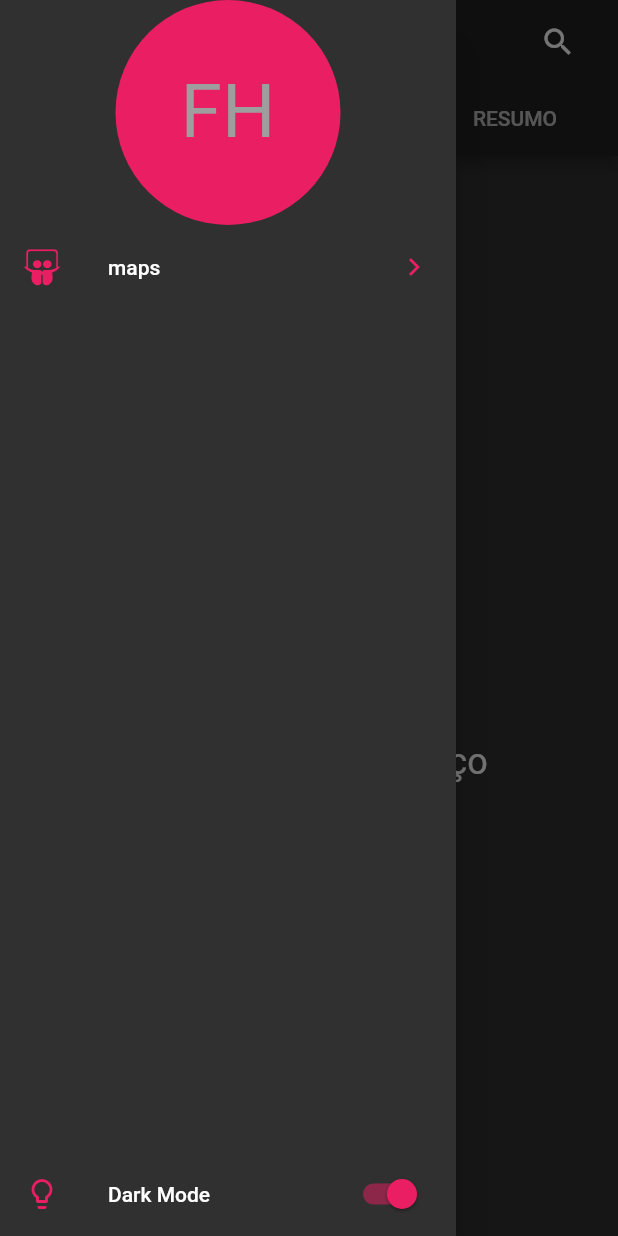
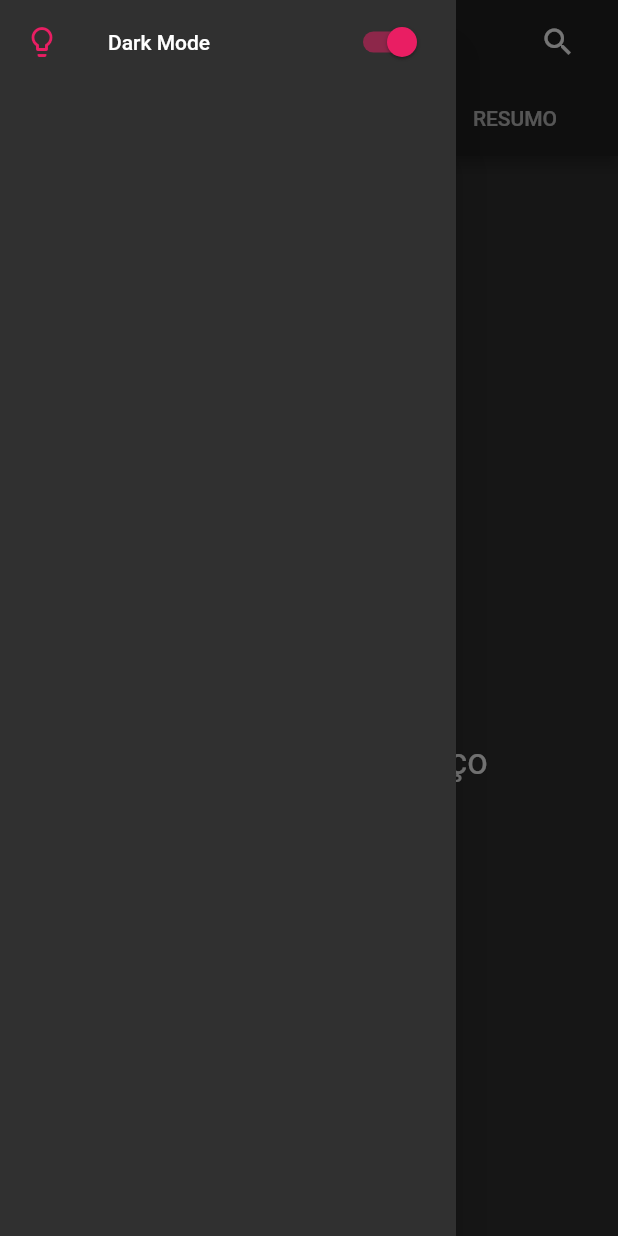
Before and after one commit to SergioColetto/project-flexbox-br, a Flutter app: the screen it shows after launch, with the side drawer open, on a phone screen of 412 x 824 dp. Run offline on Flutter 3.47's test engine with Material 2 defaults, Android fonts, the phone set to English and light mode, and no system bars; our stand-ins replace flutter_dotenv, flutter_slidable, font_awesome_flutter, geolocator, google_maps_flutter, permission_handler and 1 more; missing offline and left inert: flutter_mapbox_navigation, flutter_skeleton, http_interceptor, vexana; statements that could not run were skipped.

Commit message:
dark mode

```diff
--- a/lib/pages/main_page.dart
+++ b/lib/pages/main_page.dart
@@ -32,7 +32,7 @@ class MainPage extends StatelessWidget {
                 children: <Widget>[
                   Expanded(
                     child: Center(
-                      child: Text("Flex Box"),
+                      child: Text("Flex Delivery"),
                     ),
                   ),
                   IconButton(
@@ -104,27 +104,18 @@ class _MenuPrincipal extends StatelessWidget {
       child: Container(
         child: Column(
           children: <Widget>[
+            // Expanded(child: _ListaOpciones()),
             SafeArea(
-              child: Container(
-                width: double.infinity,
-                height: 150,
-                child: CircleAvatar(
-                  backgroundColor: accentColor,
-                  child: Text(
-                    'FH',
-                    style: TextStyle(fontSize: 50),
-                  ),
+              child: Expanded(
+                child: ListTile(
+                  leading: Icon(Icons.lightbulb_outline, color: accentColor),
+                  title: Text('Dark Mode'),
+                  trailing: Switch.adaptive(
+                      value: appTheme.darkTheme,
+                      activeColor: accentColor,
+                      onChanged: (value) => appTheme.darkTheme = value),
                 ),
               ),
-            ),
-            Expanded(child: _ListaOpciones()),
-            ListTile(
-              leading: Icon(Icons.lightbulb_outline, color: accentColor),
-              title: Text('Dark Mode'),
-              trailing: Switch.adaptive(
-                  value: appTheme.darkTheme,
-                  activeColor: accentColor,
-                  onChanged: (value) => appTheme.darkTheme = value),
             ),
           ],
         ),
--- a/lib/search/search_delegate.dart
+++ b/lib/search/search_delegate.dart
@@ -86,7 +86,7 @@ class DataSearch extends SearchDelegate {
                         ),
                       ),
                       IconButton(
-                        icon: Icon(Icons.add_circle, color: Colors.green),
+                        icon: Icon(Icons.add_circle, color: Colors.grey),
                         onPressed: () async {
                           final addressById =
                               await provider.findById(address.placeId);
```
Also changed, not shown: lib/service/IPostcode_service.dart (deleted, +0 -22 lines), lib/service/postcode_service.dart (deleted, +0 -35 lines), 1 other file.
